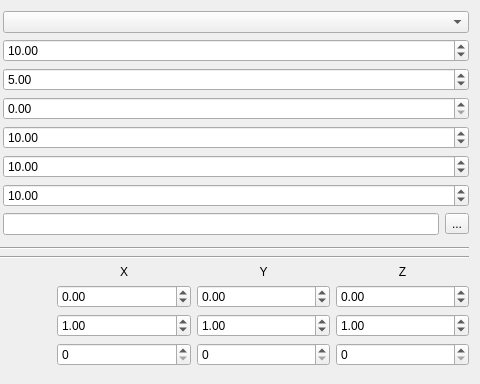
First picture: the form in src/ui/3d/point3dsymbolwidget.ui, repository wonder-sk/QGIS, before the edit; both pictures show x 93 to 573 and y 0 to 384 of the 573 by 942 pixel window.
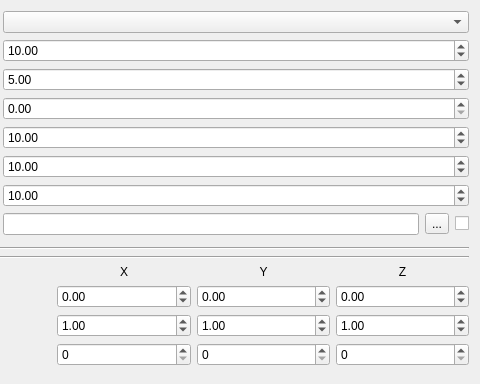
Second picture: the form after the edit. Custom widgets are drawn as their Qt base class.

Commit message: overwrite color settings

Diff of the .ui file:
```diff
--- a/src/ui/3d/point3dsymbolwidget.ui
+++ b/src/ui/3d/point3dsymbolwidget.ui
@@ -123,6 +123,13 @@
        </property>
       </widget>
      </item>
+     <item>
+      <widget class="QCheckBox" name="cbOverwriteMaterial">
+       <property name="text">
+        <string/>
+       </property>
+      </widget>
+     </item>
     </layout>
    </item>
    <item row="8" column="0" colspan="2">
```
The commit also changes 4 other files.
